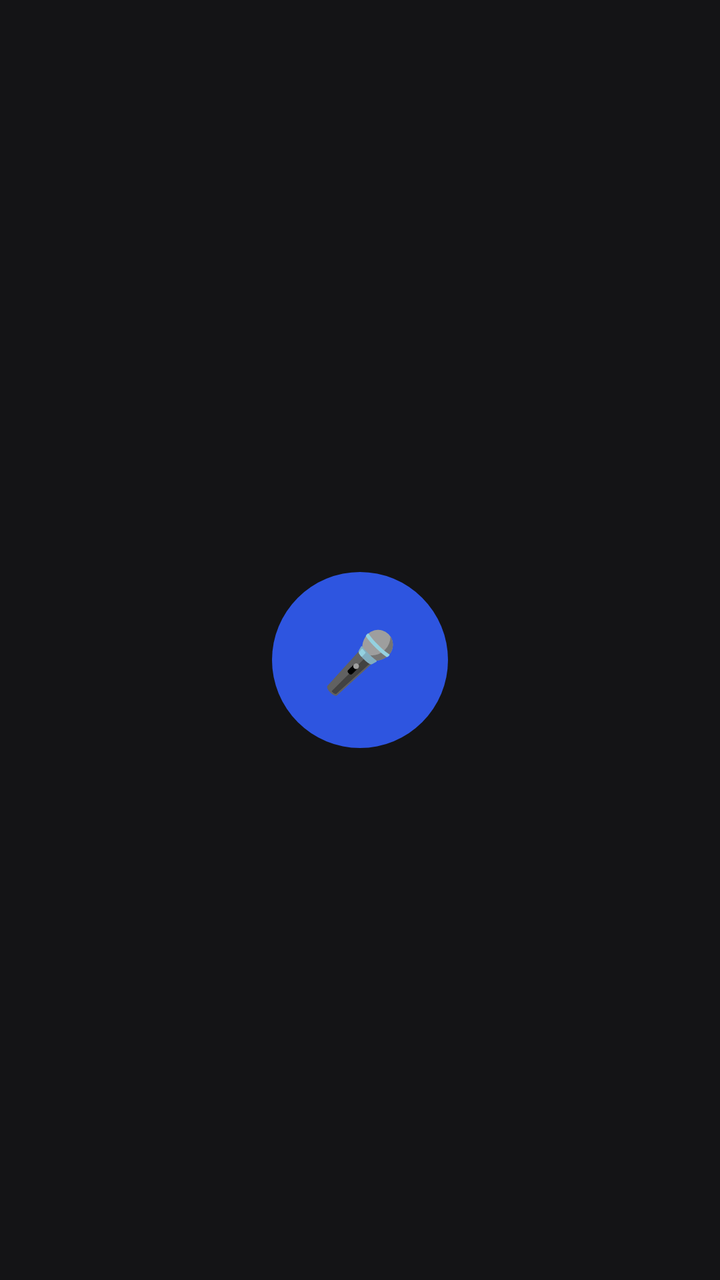
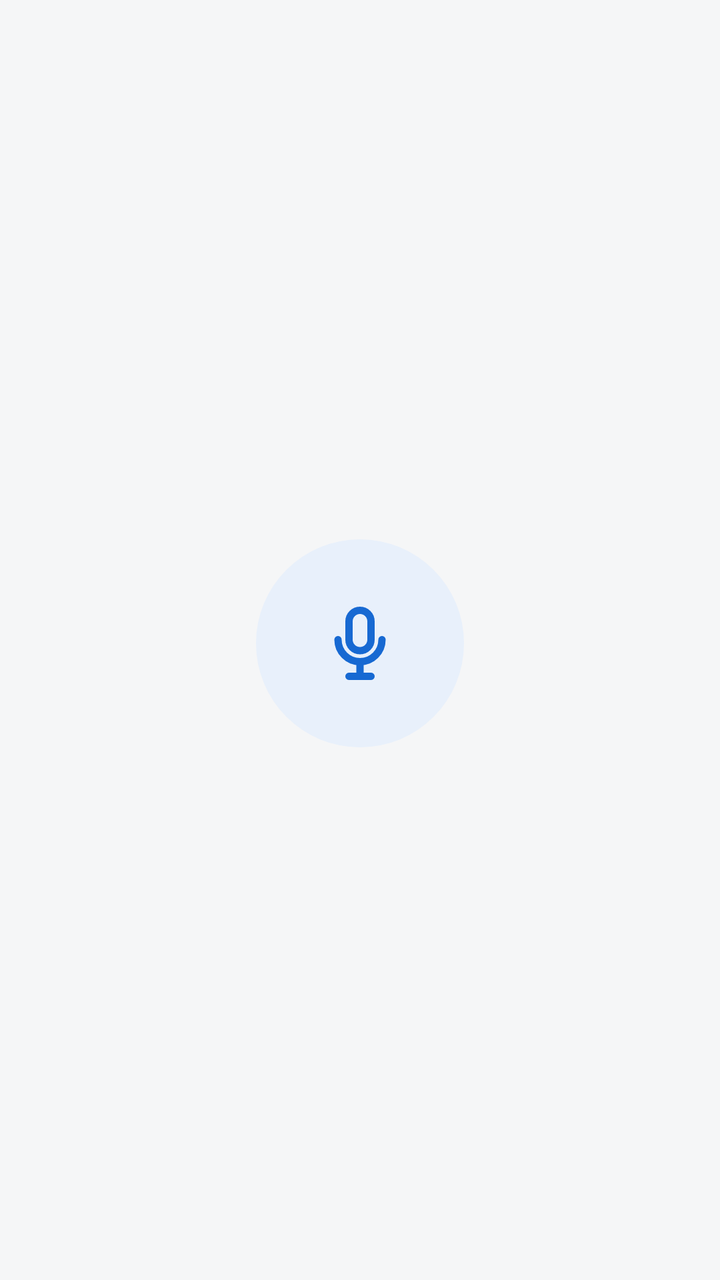

An Android layout rendered at two revisions. The XML below is the earlier revision; the diff shows what the commit changed to produce the second picture.
<!-- AndroidManifest.xml: application theme Theme.MidWayDerPleos -->
<!-- res/layout/activity_main.xml -->
<?xml version="1.0" encoding="utf-8"?>
<FrameLayout xmlns:android="http://schemas.android.com/apk/res/android"
    android:layout_width="match_parent"
    android:layout_height="match_parent"
    android:background="@color/background">

    
    <LinearLayout
        android:id="@+id/promptView"
        android:layout_width="match_parent"
        android:layout_height="match_parent"
        android:orientation="vertical"
        android:gravity="center"
        android:paddingHorizontal="32dp">

        <TextView
            android:id="@+id/prompt"
            android:layout_width="wrap_content"
            android:layout_height="wrap_content"
            android:textColor="@color/text"
            android:textSize="36sp"
            android:textStyle="bold"
            android:gravity="center" />

        <Button
            android:id="@+id/mic"
            style="@style/Widget.MidWayDerPleos.MicRound"
            android:layout_width="88dp"
            android:layout_height="88dp"
            android:layout_marginTop="22dp"
            android:text="🎤"
            android:contentDescription="@string/mic" />

        <TextView
            android:id="@+id/transcript"
            android:layout_width="match_parent"
            android:layout_height="wrap_content"
            android:layout_marginTop="18dp"
            android:gravity="center"
            android:textColor="@color/accent"
            android:textSize="24sp"
            android:maxLines="2"
            android:ellipsize="end" />
    </LinearLayout>

    
    <LinearLayout
        android:id="@+id/listView"
        android:layout_width="match_parent"
        android:layout_height="match_parent"
        android:orientation="vertical"
        android:paddingStart="18dp"
        android:paddingEnd="70dp"
        android:paddingTop="12dp"
        android:paddingBottom="18dp"
        android:visibility="gone">

        <LinearLayout
            android:layout_width="match_parent"
            android:layout_height="wrap_content"
            android:orientation="horizontal"
            android:gravity="center_vertical">

            <TextView
                android:id="@+id/listTitle"
                android:layout_width="0dp"
                android:layout_weight="1"
                android:layout_height="wrap_content"
                android:textColor="@color/text"
                android:textSize="22sp"
                android:textStyle="bold"
                android:maxLines="1"
                android:ellipsize="end" />

            <Button
                android:id="@+id/listMic"
                style="@style/Widget.MidWayDerPleos.MicRound"
                android:layout_width="46dp"
                android:layout_height="46dp"
                android:layout_marginStart="8dp"
                android:text="🎤"
                android:textSize="18sp"
                android:contentDescription="@string/mic" />
        </LinearLayout>

        <androidx.recyclerview.widget.RecyclerView
            android:id="@+id/list"
            android:layout_width="match_parent"
            android:layout_height="0dp"
            android:layout_weight="1"
            android:layout_marginTop="10dp"
            android:clipToPadding="false"
            android:paddingBottom="4dp"
            android:scrollbars="vertical" />
    </LinearLayout>

    
    <LinearLayout
        android:id="@+id/mapScreen"
        android:layout_width="match_parent"
        android:layout_height="match_parent"
        android:orientation="horizontal"
        android:visibility="gone">

        <androidx.recyclerview.widget.RecyclerView
            android:id="@+id/stops"
            android:layout_width="0dp"
            android:layout_weight="0.36"
            android:layout_height="match_parent"
            android:paddingStart="14dp"
            android:paddingEnd="8dp"
            android:paddingTop="12dp"
            android:paddingBottom="12dp"
            android:clipToPadding="false"
            android:scrollbars="vertical" />

        <FrameLayout
            android:layout_width="0dp"
            android:layout_weight="0.64"
            android:layout_height="match_parent">

            <org.osmdroid.views.MapView
                android:id="@+id/map"
                android:layout_width="match_parent"
                android:layout_height="match_parent" />

            
            <TextView
                android:id="@+id/mapNote"
                android:layout_width="wrap_content"
                android:layout_height="wrap_content"
                android:layout_gravity="bottom|end"
                android:layout_marginEnd="6dp"
                android:layout_marginBottom="2dp"
                android:alpha="0.55"
                android:text="@string/map_note"
                android:textColor="@color/text_muted"
                android:textSize="8sp" />

            <LinearLayout
                android:layout_width="match_parent"
                android:layout_height="wrap_content"
                android:layout_gravity="bottom"
                android:orientation="horizontal"
                android:gravity="center_vertical"
                android:paddingHorizontal="10dp"
                android:paddingTop="8dp"
                android:paddingBottom="22dp">

                <Button
                    android:id="@+id/mapMic"
                    style="@style/Widget.MidWayDerPleos.MicRound"
                    android:layout_width="48dp"
                    android:layout_height="48dp"
                    android:text="🎤"
                    android:textSize="18sp"
                    android:contentDescription="@string/mic" />

                <Button
                    android:id="@+id/insert"
                    style="@style/Widget.MidWayDerPleos.Primary"
                    android:layout_width="0dp"
                    android:layout_weight="1"
                    android:layout_height="48dp"
                    android:layout_marginStart="8dp"
                    android:maxLines="1"
                    android:ellipsize="end" />
            </LinearLayout>
        </FrameLayout>
    </LinearLayout>

    
    <Button
        android:id="@+id/restartIcon"
        style="@style/Widget.MidWayDerPleos.IconRound"
        android:layout_width="42dp"
        android:layout_height="42dp"
        android:layout_gravity="top|end"
        android:layout_margin="10dp"
        android:text="↺"
        android:contentDescription="@string/restart"
        android:visibility="gone" />
</FrameLayout>
<!-- resources referenced by this layout -->
<resources>
  <color name="accent">#8FA8FF</color>
  <color name="background">#141416</color>
  <color name="text">#F4F3F0</color>
  <color name="text_muted">#A7A6A0</color>
  <style name="Widget.MidWayDerPleos.IconRound" parent="Widget.AppCompat.Button.Borderless">
          <item name="android:background">@drawable/bg_icon_round</item>
          <item name="android:textColor">@color/text</item>
          <item name="android:textSize">22sp</item>
          <item name="android:minWidth">0dp</item>
          <item name="android:minHeight">0dp</item>
          <item name="android:padding">0dp</item>
          <item name="android:includeFontPadding">false</item>
      </style>
  <style name="Widget.MidWayDerPleos.MicRound" parent="Widget.AppCompat.Button.Borderless">
          <item name="android:background">@drawable/bg_mic_round</item>
          <item name="android:textColor">@color/on_accent</item>
          <item name="android:textSize">30sp</item>
          <item name="android:minWidth">0dp</item>
          <item name="android:minHeight">0dp</item>
          <item name="android:padding">0dp</item>
      </style>
  <style name="Widget.MidWayDerPleos.Primary" parent="Widget.AppCompat.Button.Borderless">
          <item name="android:background">@drawable/bg_primary</item>
          <item name="android:textColor">@color/on_accent</item>
          <item name="android:textSize">15sp</item>
          <item name="android:textStyle">bold</item>
          <item name="android:textAllCaps">false</item>
      </style>
  <style name="Theme.MidWayDerPleos" parent="Theme.AppCompat.NoActionBar">
          <item name="colorPrimary">@color/accent_strong</item>
          <item name="colorPrimaryDark">@color/background</item>
          <item name="colorAccent">@color/accent</item>
          <item name="android:windowBackground">@color/background</item>
          <item name="android:statusBarColor">@color/background</item>
          <item name="android:navigationBarColor">@color/background</item>
          <item name="android:textColorPrimary">@color/text</item>
          <item name="android:textColorHint">@color/text_muted</item>
      </style>
  <!-- drawable bg_icon_round (drawable) -->
  <?xml version="1.0" encoding="utf-8"?>
  <shape xmlns:android="http://schemas.android.com/apk/res/android" android:shape="oval">
      <solid android:color="#CC2C2E34" />
  </shape>
  <!-- drawable bg_mic_round (drawable) -->
  <?xml version="1.0" encoding="utf-8"?>
  <selector xmlns:android="http://schemas.android.com/apk/res/android">
      <item android:state_activated="true">
          <shape android:shape="oval">
              <solid android:color="@color/danger" />
          </shape>
      </item>
      <item>
          <shape android:shape="oval">
              <solid android:color="@color/accent_strong" />
          </shape>
      </item>
  </selector>
  <color name="on_accent">#FFFFFF</color>
  <!-- drawable bg_primary (drawable) -->
  <?xml version="1.0" encoding="utf-8"?>
  <shape xmlns:android="http://schemas.android.com/apk/res/android" android:shape="rectangle">
      <solid android:color="@color/accent_strong" />
      <corners android:radius="14dp" />
  </shape>
  <color name="accent_strong">#2E55E0</color>
  <color name="danger">#E06060</color>
  <!-- unchanged entries left out for length: 3 -->
</resources>

<!-- the commit's change to res/layout/activity_main.xml (unified diff, before → after) -->
@@ -18,27 +18,40 @@
             android:layout_width="wrap_content"
             android:layout_height="wrap_content"
             android:textColor="@color/text"
-            android:textSize="36sp"
+            android:textSize="40sp"
             android:textStyle="bold"
             android:gravity="center" />
 
-        <Button
+        <ImageButton
             android:id="@+id/mic"
-            style="@style/Widget.MidWayDerPleos.MicRound"
-            android:layout_width="88dp"
-            android:layout_height="88dp"
-            android:layout_marginTop="22dp"
-            android:text="🎤"
+            style="@style/Widget.MidWayDerPleos.Mic"
+            android:layout_width="104dp"
+            android:layout_height="104dp"
+            android:layout_marginTop="32dp"
+            android:src="@drawable/ic_mic"
+            android:scaleType="fitCenter"
+            android:padding="30dp"
             android:contentDescription="@string/mic" />
 
         <TextView
+            android:id="@+id/listenState"
+            android:layout_width="wrap_content"
+            android:layout_height="wrap_content"
+            android:layout_marginTop="14dp"
+            android:text="@string/listening"
+            android:textColor="@color/accent"
+            android:textSize="18sp"
+            android:textStyle="bold"
+            android:visibility="invisible" />
+
+        <TextView
             android:id="@+id/transcript"
             android:layout_width="match_parent"
             android:layout_height="wrap_content"
-            android:layout_marginTop="18dp"
+            android:layout_marginTop="12dp"
             android:gravity="center"
-            android:textColor="@color/accent"
-            android:textSize="24sp"
+            android:textColor="@color/text_secondary"
+            android:textSize="22sp"
             android:maxLines="2"
             android:ellipsize="end" />
     </LinearLayout>
@@ -49,49 +62,50 @@
         android:layout_width="match_parent"
         android:layout_height="match_parent"
         android:orientation="vertical"
-        android:paddingStart="18dp"
-        android:paddingEnd="70dp"
-        android:paddingTop="12dp"
-        android:paddingBottom="18dp"
+        android:paddingStart="48dp"
+        android:paddingEnd="48dp"
+        android:paddingTop="24dp"
+        android:paddingBottom="16dp"
         android:visibility="gone">
 
-        <LinearLayout
-            android:layout_width="match_parent"
-            android:layout_height="wrap_content"
-            android:orientation="horizontal"
-            android:gravity="center_vertical">
-
-            <TextView
-                android:id="@+id/listTitle"
-                android:layout_width="0dp"
-                android:layout_weight="1"
-                android:layout_height="wrap_content"
-                android:textColor="@color/text"
-                android:textSize="22sp"
-                android:textStyle="bold"
-                android:maxLines="1"
-                android:ellipsize="end" />
-
-            <Button
-                android:id="@+id/listMic"
-                style="@style/Widget.MidWayDerPleos.MicRound"
-                android:layout_width="46dp"
-                android:layout_height="46dp"
-                android:layout_marginStart="8dp"
-                android:text="🎤"
-                android:textSize="18sp"
-                android:contentDescription="@string/mic" />
-        </LinearLayout>
+        <TextView
+            android:id="@+id/listTitle"
+            android:layout_width="match_parent"
+            android:layout_height="wrap_content"
+            android:layout_marginEnd="140dp"
+            android:textColor="@color/text"
+            android:textSize="28sp"
+            android:textStyle="bold"
+            android:maxLines="1"
+            android:ellipsize="end" />
+
+        <TextView
+            android:layout_width="match_parent"
+            android:layout_height="wrap_content"
+            android:layout_marginTop="4dp"
+            android:text="@string/say_number"
+            android:textColor="@color/text_secondary"
+            android:textSize="17sp" />
 
         <androidx.recyclerview.widget.RecyclerView
             android:id="@+id/list"
             android:layout_width="match_parent"
             android:layout_height="0dp"
             android:layout_weight="1"
-            android:layout_marginTop="10dp"
-            android:clipToPadding="false"
-            android:paddingBottom="4dp"
+            android:layout_marginTop="16dp"
             android:scrollbars="vertical" />
+
+        <ImageButton
+            android:id="@+id/listMic"
+            style="@style/Widget.MidWayDerPleos.Mic"
+            android:layout_width="64dp"
+            android:layout_height="64dp"
+            android:layout_gravity="end"
+            android:layout_marginTop="12dp"
+            android:src="@drawable/ic_mic"
+            android:scaleType="fitCenter"
+            android:padding="18dp"
+            android:contentDescription="@string/mic" />
     </LinearLayout>
 
     
@@ -102,58 +116,59 @@
         android:orientation="horizontal"
         android:visibility="gone">
 
-        <androidx.recyclerview.widget.RecyclerView
-            android:id="@+id/stops"
+        <LinearLayout
             android:layout_width="0dp"
-            android:layout_weight="0.36"
+            android:layout_weight="0.4"
             android:layout_height="match_parent"
-            android:paddingStart="14dp"
-            android:paddingEnd="8dp"
-            android:paddingTop="12dp"
-            android:paddingBottom="12dp"
-            android:clipToPadding="false"
-            android:scrollbars="vertical" />
-
-        <FrameLayout
-            android:layout_width="0dp"
-            android:layout_weight="0.64"
-            android:layout_height="match_parent">
-
-            <org.osmdroid.views.MapView
-                android:id="@+id/map"
-                android:layout_width="match_parent"
-                android:layout_height="match_parent" />
-
-            
+            android:orientation="vertical"
+            android:background="@color/surface"
+            android:paddingTop="24dp"
+            android:paddingBottom="20dp">
+
             <TextView
-                android:id="@+id/mapNote"
-                android:layout_width="wrap_content"
-                android:layout_height="wrap_content"
-                android:layout_gravity="bottom|end"
-                android:layout_marginEnd="6dp"
-                android:layout_marginBottom="2dp"
-                android:alpha="0.55"
-                android:text="@string/map_note"
-                android:textColor="@color/text_muted"
-                android:textSize="8sp" />
+                android:layout_width="match_parent"
+                android:layout_height="wrap_content"
+                android:paddingHorizontal="24dp"
+                android:text="@string/stops_title"
+                android:textColor="@color/text"
+                android:textSize="26sp"
+                android:textStyle="bold" />
+
+            <TextView
+                android:id="@+id/mapSubtitle"
+                android:layout_width="match_parent"
+                android:layout_height="wrap_content"
+                android:layout_marginTop="2dp"
+                android:paddingHorizontal="24dp"
+                android:textColor="@color/text_secondary"
+                android:textSize="16sp"
+                android:maxLines="1"
+                android:ellipsize="end" />
+
+            <androidx.recyclerview.widget.RecyclerView
+                android:id="@+id/stops"
+                android:layout_width="match_parent"
+                android:layout_height="0dp"
+                android:layout_weight="1"
+                android:layout_marginTop="12dp"
+                android:scrollbars="vertical" />
 
             <LinearLayout
                 android:layout_width="match_parent"
                 android:layout_height="wrap_content"
-                android:layout_gravity="bottom"
                 android:orientation="horizontal"
                 android:gravity="center_vertical"
-                android:paddingHorizontal="10dp"
-                android:paddingTop="8dp"
-                android:paddingBottom="22dp">
-
-                <Button
+                android:paddingHorizontal="24dp"
+                android:paddingTop="16dp">
+
+                <ImageButton
                     android:id="@+id/mapMic"
-                    style="@style/Widget.MidWayDerPleos.MicRound"
-                    android:layout_width="48dp"
-                    android:layout_height="48dp"
-                    android:text="🎤"
-                    android:textSize="18sp"
+                    style="@style/Widget.MidWayDerPleos.Mic"
+                    android:layout_width="60dp"
+                    android:layout_height="60dp"
+                    android:src="@drawable/ic_mic"
+                    android:scaleType="fitCenter"
+                    android:padding="17dp"
                     android:contentDescription="@string/mic" />
 
                 <Button
@@ -161,23 +176,53 @@
                     style="@style/Widget.MidWayDerPleos.Primary"
                     android:layout_width="0dp"
                     android:layout_weight="1"
-                    android:layout_height="48dp"
-                    android:layout_marginStart="8dp"
+                    android:layout_height="60dp"
+                    android:layout_marginStart="12dp"
+                    android:text="@string/send_navi"
                     android:maxLines="1"
                     android:ellipsize="end" />
             </LinearLayout>
+        </LinearLayout>
+
+        <View
+            android:layout_width="1dp"
+            android:layout_height="match_parent"
+            android:background="@color/border" />
+
+        <FrameLayout
+            android:layout_width="0dp"
+            android:layout_weight="0.6"
+            android:layout_height="match_parent">
+
+            <org.osmdroid.views.MapView
+                android:id="@+id/map"
+                android:layout_width="match_parent"
+                android:layout_height="match_parent" />
+
+            
+            <TextView
+                android:id="@+id/mapNote"
+                android:layout_width="wrap_content"
+                android:layout_height="wrap_content"
+                android:layout_gravity="bottom|end"
+                android:layout_marginEnd="6dp"
+                android:layout_marginBottom="2dp"
+                android:alpha="0.7"
+                android:text="@string/map_note"
+                android:textColor="@color/text_muted"
+                android:textSize="8sp" />
         </FrameLayout>
     </LinearLayout>
 
     
     <Button
         android:id="@+id/restartIcon"
-        style="@style/Widget.MidWayDerPleos.IconRound"
-        android:layout_width="42dp"
-        android:layout_height="42dp"
+        style="@style/Widget.MidWayDerPleos.TextAction"
+        android:layout_width="wrap_content"
+        android:layout_height="wrap_content"
         android:layout_gravity="top|end"
-        android:layout_margin="10dp"
-        android:text="↺"
-        android:contentDescription="@string/restart"
+        android:layout_margin="12dp"
+        android:drawableStart="@drawable/ic_restart"
+        android:text="@string/restart"
         android:visibility="gone" />
 </FrameLayout>
<!-- resource entries referenced after the edit -->
@@ -1,35 +1,53 @@
 <!-- resources referenced by this layout -->
 <resources>
-  <color name="accent">#8FA8FF</color>
-  <color name="background">#141416</color>
-  <color name="text">#F4F3F0</color>
-  <color name="text_muted">#A7A6A0</color>
-  <style name="Widget.MidWayDerPleos.IconRound" parent="Widget.AppCompat.Button.Borderless">
-          <item name="android:background">@drawable/bg_icon_round</item>
-          <item name="android:textColor">@color/text</item>
-          <item name="android:textSize">22sp</item>
-          <item name="android:minWidth">0dp</item>
-          <item name="android:minHeight">0dp</item>
-          <item name="android:padding">0dp</item>
-          <item name="android:includeFontPadding">false</item>
-      </style>
-  <style name="Widget.MidWayDerPleos.MicRound" parent="Widget.AppCompat.Button.Borderless">
+  <color name="accent">#1769D2</color>
+  <color name="background">#F5F6F7</color>
+  <color name="border">#E1E4E8</color>
+  <color name="surface">#FFFFFF</color>
+  <color name="text">#17191C</color>
+  <color name="text_muted">#6B7077</color>
+  <color name="text_secondary">#5E636A</color>
+  <!-- drawable ic_mic (drawable) -->
+  <?xml version="1.0" encoding="utf-8"?>
+  <vector xmlns:android="http://schemas.android.com/apk/res/android" android:width="24dp" android:height="24dp" android:viewportWidth="24" android:viewportHeight="24">
+      <path android:strokeColor="#FF000000" android:strokeWidth="2" android:strokeLineCap="round" android:strokeLineJoin="round" android:fillColor="#00000000" android:pathData="M12,3a3,3 0,0 0,-3 3v5a3,3 0,0 0,6 0V6a3,3 0,0 0,-3 -3Z"/>
+      <path android:strokeColor="#FF000000" android:strokeWidth="2" android:strokeLineCap="round" android:strokeLineJoin="round" android:fillColor="#00000000" android:pathData="M6,11a6,6 0,0 0,12 0M12,17v4M9,21h6"/>
+  </vector>
+  <!-- drawable ic_restart (drawable) -->
+  <?xml version="1.0" encoding="utf-8"?>
+  <vector xmlns:android="http://schemas.android.com/apk/res/android" android:width="24dp" android:height="24dp" android:viewportWidth="24" android:viewportHeight="24">
+      <path android:strokeColor="#FF000000" android:strokeWidth="2" android:strokeLineCap="round" android:strokeLineJoin="round" android:fillColor="#00000000" android:pathData="M4,11a8,8 0,1 1,2.3 5.7M4,4v7h7"/>
+  </vector>
+  <string name="listening">듣고 있어요</string>
+  <string name="say_number">번호를 말하거나 눌러서 고르세요</string>
+  <string name="send_navi">내비로 보내기</string>
+  <string name="stops_title">경유지 추천</string>
+  <style name="Widget.MidWayDerPleos.Mic" parent="Widget.AppCompat.ImageButton">
           <item name="android:background">@drawable/bg_mic_round</item>
-          <item name="android:textColor">@color/on_accent</item>
-          <item name="android:textSize">30sp</item>
-          <item name="android:minWidth">0dp</item>
-          <item name="android:minHeight">0dp</item>
+          <item name="android:tint">@color/accent</item>
+          <item name="android:scaleType">centerInside</item>
           <item name="android:padding">0dp</item>
       </style>
   <style name="Widget.MidWayDerPleos.Primary" parent="Widget.AppCompat.Button.Borderless">
           <item name="android:background">@drawable/bg_primary</item>
-          <item name="android:textColor">@color/on_accent</item>
-          <item name="android:textSize">15sp</item>
+          <item name="android:textColor">@color/on_button_primary</item>
+          <item name="android:textSize">18sp</item>
           <item name="android:textStyle">bold</item>
           <item name="android:textAllCaps">false</item>
       </style>
-  <style name="Theme.MidWayDerPleos" parent="Theme.AppCompat.NoActionBar">
-          <item name="colorPrimary">@color/accent_strong</item>
+  <style name="Widget.MidWayDerPleos.TextAction" parent="Widget.AppCompat.Button.Borderless">
+          <item name="android:background">@drawable/bg_chip</item>
+          <item name="android:textColor">@color/text_secondary</item>
+          <item name="android:textSize">17sp</item>
+          <item name="android:textAllCaps">false</item>
+          <item name="android:minHeight">56dp</item>
+          <item name="android:minWidth">56dp</item>
+          <item name="android:paddingHorizontal">16dp</item>
+          <item name="android:drawablePadding">8dp</item>
+          <item name="android:drawableTint">@color/text_secondary</item>
+      </style>
+  <style name="Theme.MidWayDerPleos" parent="Theme.AppCompat.DayNight.NoActionBar">
+          <item name="colorPrimary">@color/accent</item>
           <item name="colorPrimaryDark">@color/background</item>
           <item name="colorAccent">@color/accent</item>
           <item name="android:windowBackground">@color/background</item>
@@ -38,34 +56,37 @@
           <item name="android:textColorPrimary">@color/text</item>
           <item name="android:textColorHint">@color/text_muted</item>
       </style>
-  <!-- drawable bg_icon_round (drawable) -->
-  <?xml version="1.0" encoding="utf-8"?>
-  <shape xmlns:android="http://schemas.android.com/apk/res/android" android:shape="oval">
-      <solid android:color="#CC2C2E34" />
-  </shape>
   <!-- drawable bg_mic_round (drawable) -->
   <?xml version="1.0" encoding="utf-8"?>
   <selector xmlns:android="http://schemas.android.com/apk/res/android">
       <item android:state_activated="true">
           <shape android:shape="oval">
-              <solid android:color="@color/danger" />
+              <solid android:color="@color/accent_soft" />
+              <stroke android:width="3dp" android:color="@color/accent" />
           </shape>
       </item>
       <item>
           <shape android:shape="oval">
-              <solid android:color="@color/accent_strong" />
+              <solid android:color="@color/accent_soft" />
           </shape>
       </item>
   </selector>
-  <color name="on_accent">#FFFFFF</color>
   <!-- drawable bg_primary (drawable) -->
   <?xml version="1.0" encoding="utf-8"?>
   <shape xmlns:android="http://schemas.android.com/apk/res/android" android:shape="rectangle">
-      <solid android:color="@color/accent_strong" />
-      <corners android:radius="14dp" />
+      <solid android:color="@color/button_primary" />
+      <corners android:radius="8dp" />
   </shape>
-  <color name="accent_strong">#2E55E0</color>
-  <color name="danger">#E06060</color>
+  <color name="on_button_primary">#FFFFFF</color>
+  <!-- drawable bg_chip (drawable) -->
+  <?xml version="1.0" encoding="utf-8"?>
+  <shape xmlns:android="http://schemas.android.com/apk/res/android" android:shape="rectangle">
+      <solid android:color="@color/surface" />
+      <stroke android:width="1dp" android:color="@color/border" />
+      <corners android:radius="8dp" />
+  </shape>
+  <color name="accent_soft">#E8F0FB</color>
+  <color name="button_primary">#17191C</color>
   <!-- unchanged entries left out for length: 3 -->
 </resources>
 
